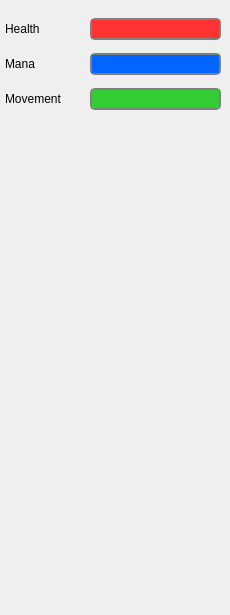
Above: src/devclient/gui_src/gui_prompt.ui from develer-staff/devclient before the change. Below: the same form after it.
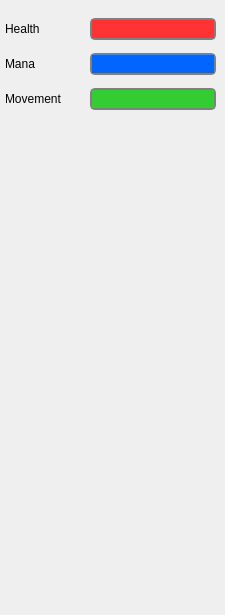
That is the form after the change.

Patch:
```diff
--- a/src/devclient/gui_src/gui_prompt.ui
+++ b/src/devclient/gui_src/gui_prompt.ui
@@ -5,13 +5,13 @@
    <rect>
     <x>0</x>
     <y>0</y>
-    <width>230</width>
+    <width>225</width>
     <height>615</height>
    </rect>
   </property>
   <property name="minimumSize" >
    <size>
-    <width>230</width>
+    <width>225</width>
     <height>615</height>
    </size>
   </property>
@@ -23,7 +23,7 @@
     <rect>
      <x>0</x>
      <y>5</y>
-     <width>226</width>
+     <width>221</width>
      <height>121</height>
     </rect>
    </property>
```
